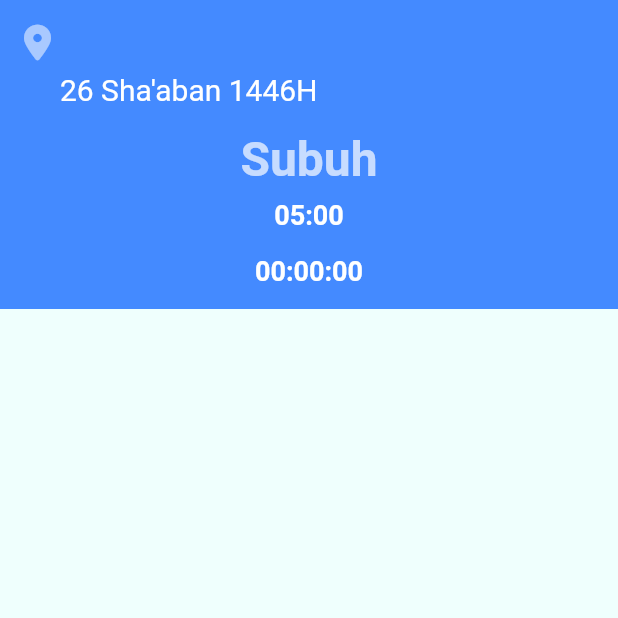
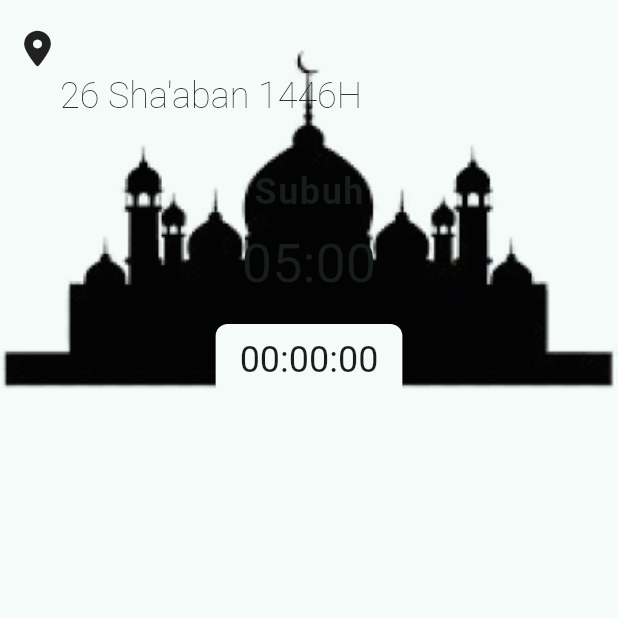
Before and after one commit to alibanadaulay/my_prayer, a Flutter app: the screen it shows after launch, on a phone screen of 412 x 824 dp, the top half of it. Run offline on Flutter 3.47's test engine with Material 3 defaults, Android fonts, the phone set to English and light mode, and no system bars; our stand-ins replace adhan, connectivity_plus, dio, firebase_analytics, firebase_core, firebase_crashlytics and 11 more; missing offline and left inert: android_alarm_manager_plus, workmanager; accounts and stored records are empty; network calls fail; statements that could not run were skipped.

Commit message:
dark theme for home_page

```diff
--- a/lib/features/home/home_page.dart
+++ b/lib/features/home/home_page.dart
@@ -62,8 +62,10 @@ class _MyHomePageState extends State<MyHomePage> with WidgetsBindingObserver {
 
   Widget _header() {
     return Container(
-      height: MediaQuery.of(context).size.height * 0.25,
-      color: Colors.blueAccent,
+      height: MediaQuery.of(context).size.height * 0.35,
+      decoration: BoxDecoration(
+          image: DecorationImage(
+              image: AssetImage("assets/masjid_dark.png"), fit: BoxFit.cover)),
       child: Column(
         children: [locationAndDateWidget(), currentPrayerWidget()],
       ),
@@ -94,22 +96,29 @@ class _MyHomePageState extends State<MyHomePage> with WidgetsBindingObserver {
                 children: [
                   const FaIcon(
                     FontAwesomeIcons.locationDot,
-                    color: Colors.white54,
                     size: 24.0,
                   ),
                   const SizedBox(
                     width: 8.0,
                   ),
-                  dateText(
-                    homeViewModel.locationName,
-                  ),
+                  RichText(
+                    text: TextSpan(
+                        text: homeViewModel.locationName,
+                        style: Theme.of(context)
+                            .textTheme
+                            .headlineSmall!
+                            .copyWith(letterSpacing: 1)),
+                  )
                 ],
               ),
             ),
             Container(
-              padding: EdgeInsets.only(top: 8.0, left: 24.0),
+              padding: EdgeInsets.only(left: 24.0),
               child: dateText(homeViewModel.arabicDate,
-                  textStyle: TextStyle(fontSize: 20)),
+                  textStyle: Theme.of(context)
+                      .textTheme
+                      .headlineSmall!
+                      .copyWith(fontWeight: FontWeight.w200)),
             ),
           ],
         ),
@@ -121,26 +130,44 @@ class _MyHomePageState extends State<MyHomePage> with WidgetsBindingObserver {
     return Consumer<HomeViewModel>(
       builder: (context, homeViewModel, child) {
         return Container(
-          padding: EdgeInsets.only(top: 16.0),
+          margin: EdgeInsets.only(top: 32),
           child: Column(
             children: [
               RichText(
                 text: TextSpan(
                   text: homeViewModel.currenPrayer,
-                  style: const TextStyle(
-                      fontSize: 32.0,
-                      fontWeight: FontWeight.bold,
-                      color: Colors.white70),
+                  style: Theme.of(context).textTheme.headlineSmall!.copyWith(
+                      fontWeight: FontWeight.bold, letterSpacing: 1.0),
                 ),
               ),
               SizedBox(
                 height: 8.0,
               ),
-              dateText(homeViewModel.timePrayer),
+              RichText(
+                text: TextSpan(
+                    text: homeViewModel.timePrayer,
+                    style: Theme.of(context)
+                        .textTheme
+                        .headlineSmall!
+                        .copyWith(fontSize: 36.0)),
+              ),
               SizedBox(
                 height: 16.0,
               ),
-              dateText(homeViewModel.remainingTime),
+              Container(
+                padding: EdgeInsets.fromLTRB(16.0, 8.0, 16.0, 8.0),
+                decoration: BoxDecoration(
+                    color: Theme.of(context).cardColor,
+                    borderRadius: BorderRadius.all(Radius.circular(8.0))),
+                child: RichText(
+                  text: TextSpan(
+                      text: homeViewModel.remainingTime,
+                      style: Theme.of(context)
+                          .textTheme
+                          .headlineSmall!
+                          .copyWith(fontSize: 24.0)),
+                ),
+              )
             ],
           ),
         );
@@ -153,43 +180,11 @@ class _MyHomePageState extends State<MyHomePage> with WidgetsBindingObserver {
       builder: (context, homeViewModel, child) {
         switch (homeViewModel.prayerListState) {
           case ViewState.loading:
-          // return Column(children: [
-          //   Shimmer(
-          //     duration: const Duration(seconds: 3),
-          //     interval: const Duration(seconds: 1),
-          //     color: Colors.white,
-          //     colorOpacity: 0.3,
-          //     enabled: true,
-          //     direction: const ShimmerDirection.fromLTRB(),
-          //     child: Container(
-          //       width: MediaQuery.of(context).size.width,
-          //       height: 48,
-          //       color: Colors.grey,
-          //     ),
-          //   ),
-          //   SizedBox(
-          //     height: 16.0,
-          //   ),
-          //   Shimmer(
-          //     duration: const Duration(seconds: 3),
-          //     interval: const Duration(seconds: 1),
-          //     color: Colors.white,
-          //     colorOpacity: 0.3,
-          //     enabled: true,
-          //     direction: const ShimmerDirection.fromLTRB(),
-          //     child: Container(
-          //       width: MediaQuery.of(context).size.width,
-          //       height: 48,
-          //       color: Colors.grey,
-          //     ),
-          //   ),
-          // ]);
           default:
             return Card(
               shape: RoundedRectangleBorder(
                 borderRadius: BorderRadius.circular(12.0),
               ),
-              color: Colors.transparent,
               margin: const EdgeInsets.all(16.0),
               child: Padding(
                 padding: EdgeInsets.zero,
@@ -225,10 +220,7 @@ class _MyHomePageState extends State<MyHomePage> with WidgetsBindingObserver {
       text: TextSpan(
         text: value,
         style: textStyle ??
-            const TextStyle(
-                fontSize: 18.0,
-                color: Colors.white,
-                fontWeight: FontWeight.bold),
+            const TextStyle(fontSize: 18.0, fontWeight: FontWeight.bold),
       ),
     );
   }
--- a/lib/features/home/widget/prayer_item.dart
+++ b/lib/features/home/widget/prayer_item.dart
@@ -2,6 +2,7 @@ import 'package:flutter/cupertino.dart';
 import 'package:flutter/material.dart';
 import 'package:font_awesome_flutter/font_awesome_flutter.dart';
 import 'package:my_prayer/features/home/home_view_model.dart';
+import 'package:my_prayer/resources/app_color.dart';
 import 'package:my_prayer/services/scheduler.dart';
 import 'package:my_prayer/utils/permission_utils.dart';
 import 'package:provider/provider.dart';
@@ -73,8 +74,8 @@ class _PrayerItemState extends State<PrayerItem> {
           },
           child: Container(
             decoration: BoxDecoration(
+              color: getPrayerColor(context, widget.isNextPrayer),
               borderRadius: _getBorderRadius(widget.isFirst, widget.isLast),
-              color: getPrayerColor(context, widget.isNextPrayer),
             ),
             child: Column(
               children: [
@@ -82,6 +83,9 @@ class _PrayerItemState extends State<PrayerItem> {
                   padding: const EdgeInsets.fromLTRB(8.0, 8.0, 8.0, 8.0),
                   child: _content(),
                 ),
+                Divider(
+                  height: 0.5,
+                )
               ],
             ),
           ),
@@ -112,17 +116,16 @@ class _PrayerItemState extends State<PrayerItem> {
         const SizedBox(width: 8),
         Text(
           widget.name,
-          style: const TextStyle(color: Colors.white, fontSize: 24.0),
+          style: const TextStyle(fontSize: 24.0),
         ),
         const Spacer(),
         Text(
           widget.time,
-          style: const TextStyle(color: Colors.white, fontSize: 24.0),
+          style: const TextStyle(fontSize: 24.0),
         ),
         const SizedBox(width: 8),
         FaIcon(
           isSound ? FontAwesomeIcons.volumeHigh : FontAwesomeIcons.volumeXmark,
-          color: Colors.white54,
           size: 24.0,
         ),
         const SizedBox(width: 8),
@@ -160,11 +163,8 @@ class _PrayerItemState extends State<PrayerItem> {
 
 Color getPrayerColor(BuildContext context, bool isNextPrayer) {
   if (isNextPrayer) {
-    return Theme.of(context).brightness == Brightness.dark
-        ? CupertinoColors.darkBackgroundGray // Dark mode color
-        : Colors.black54; // Light mode color
+    return Theme.of(context).cardColor;
+  } else {
+    return Theme.of(context).primaryColor;
   }
-  return Theme.of(context).brightness == Brightness.dark
-      ? Colors.black54
-      : Colors.white54; // Default color
 }
--- a/lib/main.dart
+++ b/lib/main.dart
@@ -14,6 +14,7 @@ import 'package:my_prayer/domain/adhnan/today_prayers.dart';
 import 'package:my_prayer/domain/adhnan/current_prayer.dart';
 import 'package:my_prayer/features/home/home_page.dart';
 import 'package:my_prayer/model/db/prayer_db.dart';
+import 'package:my_prayer/resources/app_color.dart';
 import 'package:my_prayer/resources/theme.dart';
 import 'package:my_prayer/services/notification.dart';
 import 'package:my_prayer/services/scheduler.dart';
@@ -91,10 +92,14 @@ class MyApp extends StatelessWidget {
   Widget build(BuildContext context) {
     const String title = 'My Prayer';
     return MaterialApp(
-        title: 'Flutter Demo',
-        themeMode: ThemeMode.system,
-        darkTheme: AppTheme.darkTheme,
-        theme: AppTheme.lightTheme,
-        home: const MyHomePage(title: title));
+      title: 'Flutter Demo',
+      themeMode: ThemeMode.system,
+      darkTheme: AppTheme.darkTheme,
+      theme: ThemeData(
+          useMaterial3: true,
+          colorSchemeSeed: AppColor.lightPrimary,
+          hoverColor: AppColor.lightSecondary),
+      home: const MyHomePage(title: title),
+    );
   }
 }
--- a/lib/resources/theme.dart
+++ b/lib/resources/theme.dart
@@ -3,25 +3,37 @@ import 'package:my_prayer/resources/app_color.dart';
 
 class AppTheme {
   static ThemeData darkTheme = ThemeData(
-      colorScheme: ColorScheme.fromSeed(
-          brightness: Brightness.dark,
-          primary: AppColor.darkPrimary,
-          onPrimary: AppColor.darkFourt,
-          onSecondary: AppColor.darkFourt,
-          seedColor: AppColor.darkPrimary,
-          secondary: AppColor.darkSecondary),
-      brightness: Brightness.dark,
-      scaffoldBackgroundColor: AppColor.darkPrimary);
-
-  static ThemeData lightTheme = ThemeData(
-      primaryColor: AppColor.lightPrimary,
-      colorScheme: ColorScheme.fromSeed(
-          brightness: Brightness.light,
-          seedColor: AppColor.lightPrimary,
-          primary: AppColor.lightPrimary,
-          onPrimary: AppColor.lightFourt,
-          onSecondary: AppColor.lightFourt,
-          secondary: AppColor.lightSecondary),
-      brightness: Brightness.light,
-      scaffoldBackgroundColor: AppColor.lightPrimary);
+    brightness: Brightness.dark,
+    primaryColor: Color(0xFF697565), // Surface color
+    scaffoldBackgroundColor: Color(0xFF181C14), // Background color
+    cardColor: Color(0xFF3C3D37), // Hover color
+    hintColor: Color(0xFFECDFCC), // Text color
+    dividerColor: Color(0xFF3C3D37), // Hover color for dividers
+    textTheme: TextTheme(
+      displayLarge: TextStyle(color: Color(0xFFECDFCC), fontSize: 24),
+      displayMedium: TextStyle(color: Color(0xFFECDFCC), fontSize: 22),
+      displaySmall: TextStyle(color: Color(0xFFECDFCC), fontSize: 20),
+      headlineMedium: TextStyle(color: Color(0xFFECDFCC), fontSize: 18),
+      headlineSmall: TextStyle(
+          color: Color(0xFFECDFCC), fontSize: 16, fontWeight: FontWeight.w800),
+      titleLarge: TextStyle(color: Color(0xFFECDFCC), fontSize: 14),
+      bodyLarge: TextStyle(color: Color(0xFFECDFCC), fontSize: 12),
+      bodyMedium: TextStyle(color: Color(0xFFECDFCC), fontSize: 10),
+    ),
+    appBarTheme: AppBarTheme(
+      color: Color(0xFF181C14), // Background color
+      titleTextStyle:
+          TextStyle(color: Color(0xFFECDFCC), fontSize: 20), // Text color
+    ),
+    buttonTheme: ButtonThemeData(
+      buttonColor: Color(0xFF3C3D37), // Hover color
+      textTheme: ButtonTextTheme.primary,
+    ),
+    iconTheme: IconThemeData(
+      color: Color(0xFFECDFCC), // Text color
+    ),
+    floatingActionButtonTheme: FloatingActionButtonThemeData(
+      backgroundColor: Color(0xFF3C3D37), // Hover color
+    ),
+  );
 }
--- a/lib/utils/calender_utils.dart
+++ b/lib/utils/calender_utils.dart
@@ -15,6 +15,6 @@ class CalenderUtils {
     if (now.isAfter(maghribTime)) {
       todayHijri = HijriCalendar.fromDate(now.add(Duration(days: 1)));
     }
-    return todayHijri.toFormat("dd MM yyyy");
+    return todayHijri.toFormat("dd MMMM yyyy");
   }
 }
```
Also changed, not shown: pubspec.yaml (+9 -2 lines), pubspec.lock, 125 other files.
